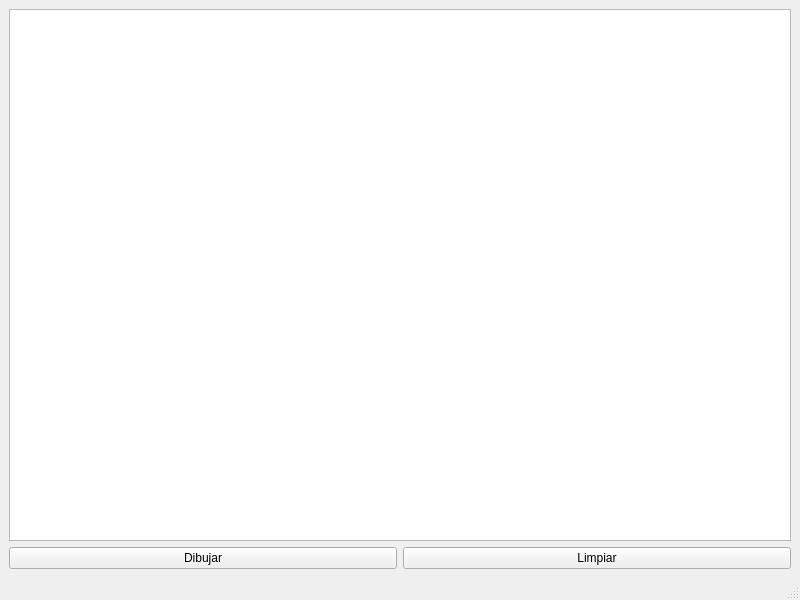
Before: the Qt Designer form mainwindow.ui in micheldavalos/qscene_20B, drawn with Qt 5.
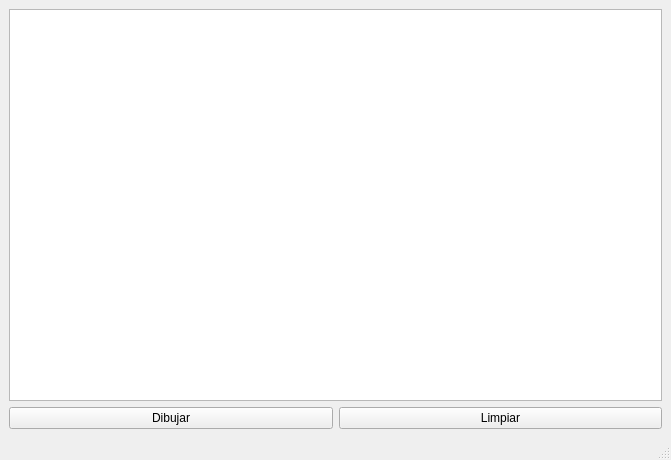
After: the same form once the commit is applied.

Commit message: creando repositorio

```diff
--- a/mainwindow.ui
+++ b/mainwindow.ui
@@ -6,8 +6,8 @@
    <rect>
     <x>0</x>
     <y>0</y>
-    <width>800</width>
-    <height>600</height>
+    <width>671</width>
+    <height>460</height>
    </rect>
   </property>
   <property name="windowTitle">
```
Left out of the diff: 2 changed lines with no effect on the pictures. The commit also changes 2 other files.
